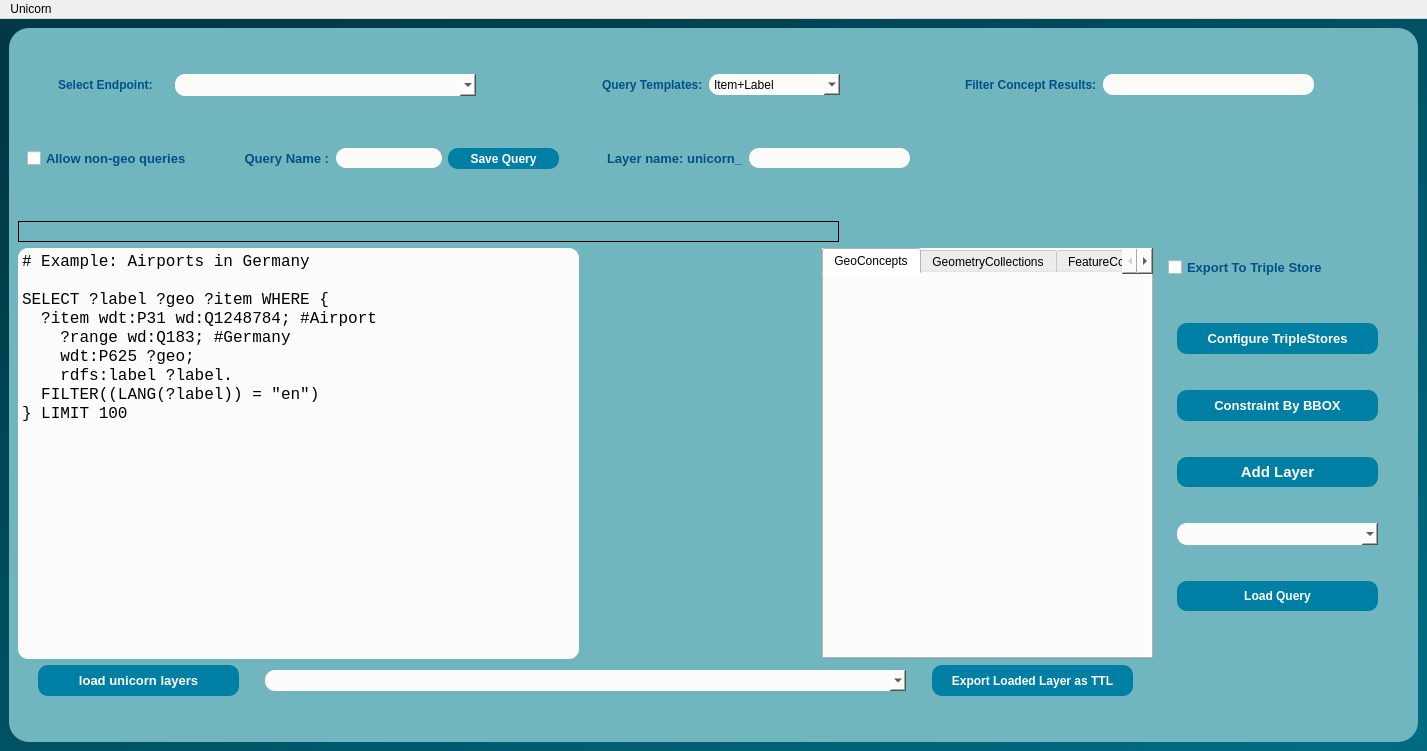
Above: dialogs/ui/sparql_unicorn_dialog_base.ui from sparqlunicorn/sparqlunicornGoesGIS before the change. Below: the same form after it.
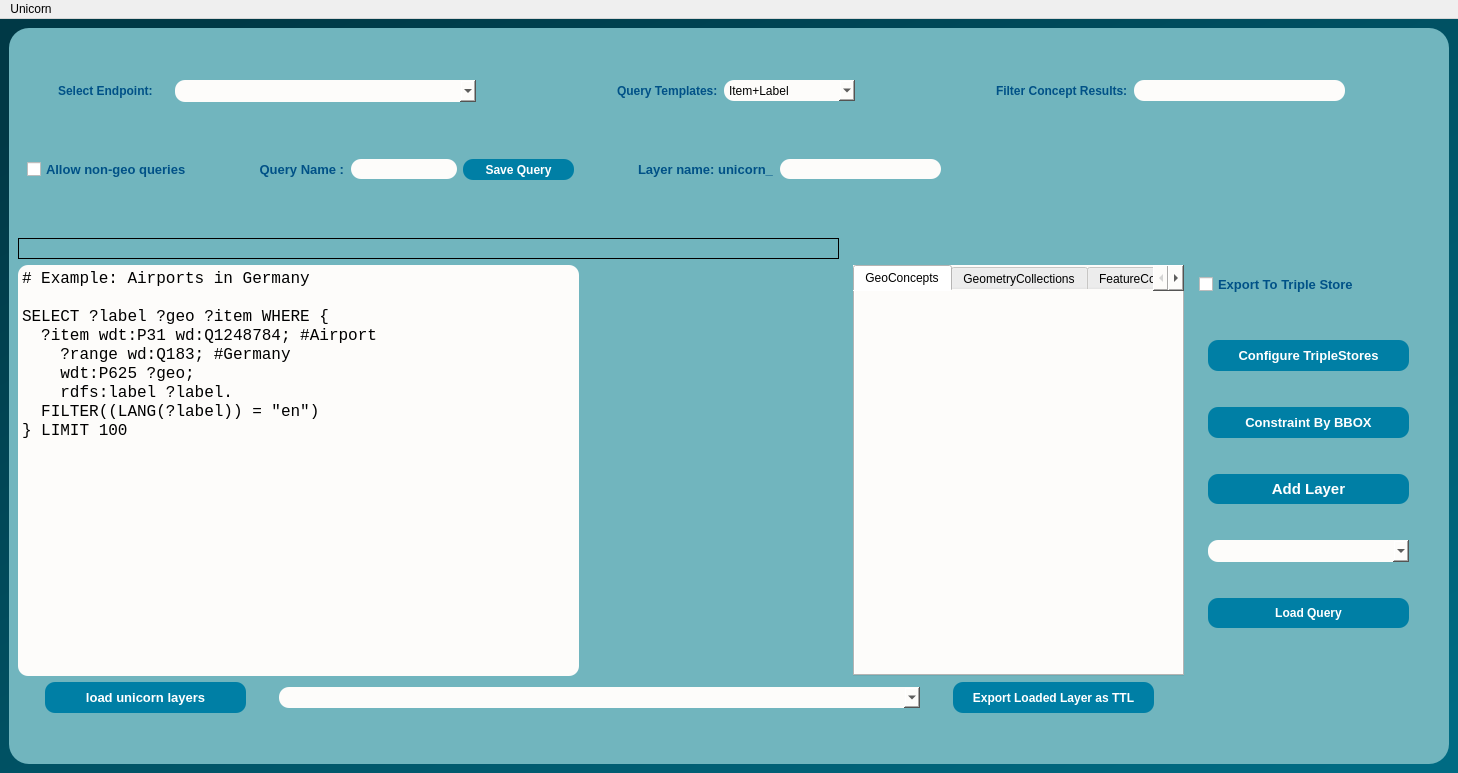
That is the form after the change.

What changed in the file:
```diff
--- a/dialogs/ui/sparql_unicorn_dialog_base.ui
+++ b/dialogs/ui/sparql_unicorn_dialog_base.ui
@@ -9,14 +9,14 @@
    <rect>
     <x>0</x>
     <y>0</y>
-    <width>1427</width>
-    <height>751</height>
+    <width>1458</width>
+    <height>773</height>
    </rect>
   </property>
   <property name="minimumSize">
    <size>
-    <width>1294</width>
-    <height>751</height>
+    <width>1458</width>
+    <height>773</height>
    </size>
   </property>
   <property name="windowTitle">
@@ -1006,7 +1006,7 @@
     <rect>
      <x>0</x>
      <y>0</y>
-     <width>1427</width>
+     <width>1458</width>
      <height>21</height>
     </rect>
    </property>
```
